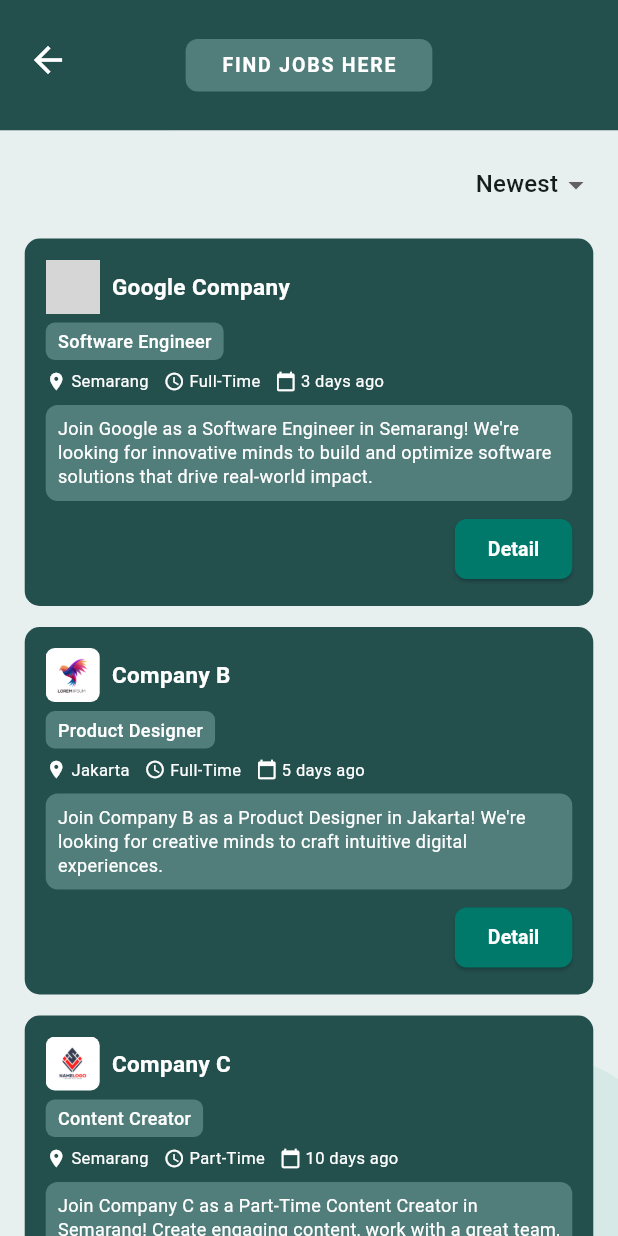
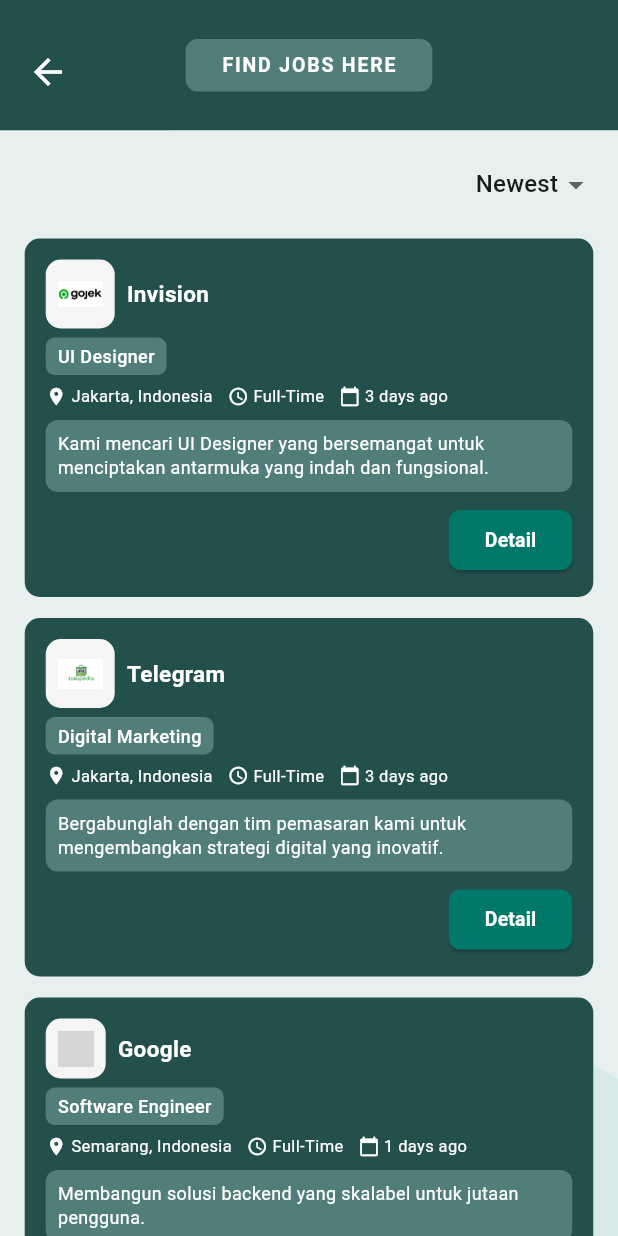
Before and after one commit to Bigesg/IKA_POLINES_PROJECT, a Flutter app: the JobListPage screen opened directly, on a phone screen of 412 x 824 dp. Run offline on Flutter 3.47's test engine with Material 3 defaults, Android fonts, the phone set to English and light mode, and no system bars; grey boxes are pictures that could not be loaded.

Commit message:
Update loker.dart

```diff
--- a/lib/loker.dart
+++ b/lib/loker.dart
@@ -1,5 +1,46 @@
 import 'package:flutter/material.dart';
-import 'job_detail.dart';
+
+// ================= DATA LOKER (GLOBAL) =================
+// Data ini ditaruh di luar kelas agar bisa diakses oleh main.dart
+final List<Map<String, dynamic>> globalJobList = [
+  {
+    'image': 'assets/images/loker_ui_card.png', // Pastikan aset ini ada
+    'company': 'Invision',
+    'position': 'UI Designer',
+    'location': 'Jakarta, Indonesia - Onsite',
+    'tags': ['Remote', 'Contract', 'Junior'],
+    'timeAgo': '3 hari yang lalu',
+    'type': 'Full-Time',
+    'days': '3 days ago',
+    'description':
+        'Kami mencari UI Designer yang bersemangat untuk menciptakan antarmuka yang indah dan fungsional.',
+  },
+  {
+    'image': 'assets/images/loker_marketing.png', // Pastikan aset ini ada
+    'company': 'Telegram',
+    'position': 'Digital Marketing',
+    'location': 'Jakarta, Indonesia - Onsite',
+    'tags': ['Remote', 'Fulltime'],
+    'timeAgo': '3 hari yang lalu',
+    'type': 'Full-Time',
+    'days': '3 days ago',
+    'description':
+        'Bergabunglah dengan tim pemasaran kami untuk mengembangkan strategi digital yang inovatif.',
+  },
+  {
+    'image': 'assets/images/google.jpg', // Pastikan aset ini ada
+    'company': 'Google',
+    'position': 'Software Engineer',
+    'location': 'Semarang, Indonesia - Onsite',
+    'tags': ['Fulltime', 'Senior', 'Tech'],
+    'timeAgo': '1 hari yang lalu',
+    'type': 'Full-Time',
+    'days': '1 days ago',
+    'description':
+        'Membangun solusi backend yang skalabel untuk jutaan pengguna.',
+  },
+];
+// =======================================================
 
 class JobListPage extends StatefulWidget {
   const JobListPage({super.key});
@@ -13,42 +54,6 @@
 
   @override
   Widget build(BuildContext context) {
-    final List<Map<String, dynamic>> jobs = [
-      {
-        "company": "Google Company",
-        "logo": "assets/images/google.jpg",
-        "position": "Software Engineer",
-        "location": "Semarang",
-        "type": "Full-Time",
-        "days": "3 days ago",
-        "tags": ["Tech", "AI", "Cloud"],
-        "description":
-            "Join Google as a Software Engineer in Semarang! We're looking for innovative minds to build and optimize software solutions that drive real-world impact.",
-      },
-      {
-        "company": "Company B",
-        "logo": "assets/images/companyb.jpg",
-        "position": "Product Designer",
-        "location": "Jakarta",
-        "type": "Full-Time",
-        "days": "5 days ago",
-        "tags": ["UI/UX", "Creative"],
-        "description":
-            "Join Company B as a Product Designer in Jakarta! We're looking for creative minds to craft intuitive digital experiences.",
-      },
-      {
-        "company": "Company C",
-        "logo": "assets/images/companyc.jpg",
-        "position": "Content Creator",
-        "location": "Semarang",
-        "type": "Part-Time",
-        "days": "10 days ago",
-        "tags": ["Media", "Writing"],
-        "description":
-            "Join Company C as a Part-Time Content Creator in Semarang! Create engaging content, work with a great team, and grow your skills with flexible hours.",
-      },
-    ];
-
     final screenWidth = MediaQuery.of(context).size.width;
 
     return Scaffold(
@@ -56,7 +61,7 @@
       body: SafeArea(
         child: Stack(
           children: [
-            // ===== LATAR BELAKANG LINGKARAN HIASAN =====
+            // Hiasan Latar
             Positioned(
               top: -80,
               left: -60,
@@ -82,22 +87,23 @@
               ),
             ),
 
-            // ===== KONTEN UTAMA =====
             SingleChildScrollView(
               child: Column(
                 children: [
-                  // ===== HEADER DENGAN BACK BUTTON TANPA SHADOW =====
-                  Stack(
-                    children: [
+                  // Header
                   Container(
                     color: const Color(0xFF234F4D),
                     width: double.infinity,
                     padding: const EdgeInsets.symmetric(vertical: 26),
-                        child: Column(
+                    child: Stack(
                       children: [
-                            Container(
+                        Align(
+                          alignment: Alignment.center,
+                          child: Container(
                             padding: const EdgeInsets.symmetric(
-                                  vertical: 8, horizontal: 24),
+                              vertical: 8,
+                              horizontal: 24,
+                            ),
                             decoration: BoxDecoration(
                               color: const Color(0xFF517E7B),
                               borderRadius: BorderRadius.circular(8),
@@ -112,28 +118,31 @@
                               ),
                             ),
                           ),
-                          ],
                         ),
-                      ),
-
-                      // ===== ICON BACK (SEPERTI DI JOB_DETAIL.TART) =====
                         Positioned(
-                        top: 16,
+                          top: 0,
+                          bottom: 0,
                           left: 8,
                           child: IconButton(
-                          icon: const Icon(Icons.arrow_back,
-                              color: Colors.white, size: 28),
+                            icon: const Icon(
+                              Icons.arrow_back,
+                              color: Colors.white,
+                              size: 28,
+                            ),
                             onPressed: () => Navigator.pop(context),
                           ),
                         ),
                       ],
                     ),
+                  ),
 
-                  // ===== DROPDOWN SORT =====
+                  // Dropdown
                   Container(
                     color: const Color(0xFFE8F0EF),
                     padding: const EdgeInsets.symmetric(
-                        horizontal: 16, vertical: 12),
+                      horizontal: 16,
+                      vertical: 12,
+                    ),
                     child: Align(
                       alignment: Alignment.centerRight,
                       child: DropdownButton<String>(
@@ -141,28 +150,47 @@
                         underline: Container(),
                         items: const [
                           DropdownMenuItem(
-                              value: "newest", child: Text("Newest")),
+                            value: "newest",
+                            child: Text("Newest"),
+                          ),
                           DropdownMenuItem(
-                              value: "latest", child: Text("Latest")),
+                            value: "latest",
+                            child: Text("Latest"),
+                          ),
                         ],
-                        onChanged: (value) {
-                          setState(() {
-                            selectedSort = value!;
-                          });
-                        },
+                        onChanged: (value) =>
+                            setState(() => selectedSort = value!),
                       ),
                     ),
                   ),
 
-                  // ===== DAFTAR LOKER =====
+                  // List Loker (Menggunakan Data Global)
                   Padding(
                     padding: const EdgeInsets.symmetric(horizontal: 14),
                     child: Column(
-                      children: jobs.map((job) {
+                      children: globalJobList.map((job) {
+                        return _buildJobCard(context, job, screenWidth);
+                      }).toList(),
+                    ),
+                  ),
+                ],
+              ),
+            ),
+          ],
+        ),
+      ),
+    );
+  }
+
+  Widget _buildJobCard(
+    BuildContext context,
+    Map<String, dynamic> job,
+    double width,
+  ) {
     return Container(
       margin: const EdgeInsets.only(bottom: 14),
       padding: const EdgeInsets.all(14),
-                          width: screenWidth * 0.92,
+      width: width * 0.92,
       decoration: BoxDecoration(
         color: const Color(0xFF234F4D),
         borderRadius: BorderRadius.circular(10),
@@ -170,16 +198,19 @@
       child: Column(
         crossAxisAlignment: CrossAxisAlignment.start,
         children: [
-                              // NAMA PERUSAHAAN
           Row(
             children: [
-                                  ClipRRect(
-                                    borderRadius: BorderRadius.circular(6),
+              Container(
+                padding: const EdgeInsets.all(8),
+                decoration: BoxDecoration(
+                  color: Colors.grey.shade100,
+                  borderRadius: BorderRadius.circular(10),
+                ),
                 child: Image.asset(
-                                      job['logo'],
-                                      height: 36,
-                                      width: 36,
-                                      fit: BoxFit.cover,
+                  job['image'],
+                  width: 30,
+                  height: 30,
+                  errorBuilder: (c, e, s) => const Icon(Icons.work),
                 ),
               ),
               const SizedBox(width: 8),
@@ -196,11 +227,8 @@
             ],
           ),
           const SizedBox(height: 6),
-
-                              // POSISI
           Container(
-                                padding: const EdgeInsets.symmetric(
-                                    horizontal: 8, vertical: 4),
+            padding: const EdgeInsets.symmetric(horizontal: 8, vertical: 4),
             decoration: BoxDecoration(
               color: const Color(0xFF517E7B),
               borderRadius: BorderRadius.circular(6),
@@ -215,53 +243,19 @@
             ),
           ),
           const SizedBox(height: 6),
-
-                              // INFO
           Wrap(
             spacing: 10,
             runSpacing: 4,
             children: [
-                                  Row(
-                                    mainAxisSize: MainAxisSize.min,
-                                    children: [
-                                      const Icon(Icons.location_on,
-                                          size: 14, color: Colors.white),
-                                      const SizedBox(width: 3),
-                                      Text(job['location'],
-                                          style: const TextStyle(
-                                              color: Colors.white,
-                                              fontSize: 11)),
-                                    ],
+              _buildIconText(
+                Icons.location_on,
+                job['location'].split('-')[0].trim(),
               ),
-                                  Row(
-                                    mainAxisSize: MainAxisSize.min,
-                                    children: [
-                                      const Icon(Icons.access_time,
-                                          size: 14, color: Colors.white),
-                                      const SizedBox(width: 3),
-                                      Text(job['type'],
-                                          style: const TextStyle(
-                                              color: Colors.white,
-                                              fontSize: 11)),
-                                    ],
-                                  ),
-                                  Row(
-                                    mainAxisSize: MainAxisSize.min,
-                                    children: [
-                                      const Icon(Icons.calendar_today,
-                                          size: 14, color: Colors.white),
-                                      const SizedBox(width: 3),
-                                      Text(job['days'],
-                                          style: const TextStyle(
-                                              color: Colors.white,
-                                              fontSize: 11)),
-                                    ],
-                                  ),
+              _buildIconText(Icons.access_time, job['type']),
+              _buildIconText(Icons.calendar_today, job['days']),
             ],
           ),
           const SizedBox(height: 8),
-
-                              // DESKRIPSI
           Container(
             padding: const EdgeInsets.all(8),
             decoration: BoxDecoration(
@@ -270,22 +264,21 @@
             ),
             child: Text(
               job['description'],
+              maxLines: 3,
+              overflow: TextOverflow.ellipsis,
               style: const TextStyle(
                 color: Colors.white,
                 fontSize: 12,
-                                      height: 1.3),
+                height: 1.3,
+              ),
             ),
           ),
           const SizedBox(height: 8),
-
-                              // TOMBOL DETAIL
           Align(
             alignment: Alignment.centerRight,
             child: ElevatedButton(
               style: ElevatedButton.styleFrom(
                 backgroundColor: Colors.teal.shade700,
-                                    padding: const EdgeInsets.symmetric(
-                                        horizontal: 22, vertical: 10),
                 shape: RoundedRectangleBorder(
                   borderRadius: BorderRadius.circular(8),
                 ),
@@ -294,13 +287,7 @@
                 Navigator.push(
                   context,
                   MaterialPageRoute(
-                                        builder: (_) => JobDetailPage(
-                                          company: job['company'],
-                                          position: job['position'],
-                                          location: job['location'],
-                                          tags: List<String>.from(job['tags']),
-                                          image: job['logo'],
-                                        ),
+                    builder: (_) => JobDetailPage(jobData: job),
                   ),
                 );
               },
@@ -317,10 +304,133 @@
         ],
       ),
     );
-                      }).toList(),
+  }
+
+  Widget _buildIconText(IconData icon, String text) {
+    return Row(
+      mainAxisSize: MainAxisSize.min,
+      children: [
+        Icon(icon, size: 14, color: Colors.white),
+        const SizedBox(width: 3),
+        Text(text, style: const TextStyle(color: Colors.white, fontSize: 11)),
+      ],
+    );
+  }
+}
+
+// HALAMAN DETAIL (Dipanggil dari Home dan Loker List)
+class JobDetailPage extends StatelessWidget {
+  final Map<String, dynamic> jobData;
+
+  const JobDetailPage({super.key, required this.jobData});
+
+  @override
+  Widget build(BuildContext context) {
+    return Scaffold(
+      backgroundColor: Colors.white,
+      appBar: AppBar(
+        title: Text(jobData['position']),
+        backgroundColor: const Color(0xFF234F4D),
+        foregroundColor: Colors.white,
+      ),
+      body: SingleChildScrollView(
+        padding: const EdgeInsets.all(20),
+        child: Column(
+          crossAxisAlignment: CrossAxisAlignment.start,
+          children: [
+            Center(
+              child: Container(
+                padding: const EdgeInsets.all(16),
+                decoration: BoxDecoration(
+                  color: Colors.grey.shade100,
+                  shape: BoxShape.circle,
+                ),
+                child: Image.asset(
+                  jobData['image'],
+                  width: 80,
+                  height: 80,
+                  errorBuilder: (c, e, s) => const Icon(Icons.work, size: 60),
                 ),
               ),
-                ],
+            ),
+            const SizedBox(height: 20),
+            Center(
+              child: Text(
+                jobData['position'],
+                textAlign: TextAlign.center,
+                style: const TextStyle(
+                  fontSize: 22,
+                  fontWeight: FontWeight.bold,
+                ),
+              ),
+            ),
+            const SizedBox(height: 8),
+            Center(
+              child: Text(
+                "${jobData['company']} • ${jobData['location']}",
+                textAlign: TextAlign.center,
+                style: const TextStyle(fontSize: 14, color: Colors.grey),
+              ),
+            ),
+            const SizedBox(height: 24),
+            const Divider(),
+            const SizedBox(height: 16),
+            const Text(
+              "Deskripsi Pekerjaan",
+              style: TextStyle(fontSize: 16, fontWeight: FontWeight.bold),
+            ),
+            const SizedBox(height: 12),
+            Text(
+              jobData['description'],
+              style: const TextStyle(height: 1.5, color: Colors.black87),
+            ),
+            const SizedBox(height: 24),
+            const Text(
+              "Persyaratan",
+              style: TextStyle(fontSize: 16, fontWeight: FontWeight.bold),
+            ),
+            const SizedBox(height: 8),
+            const Text(
+              "• Minimal pengalaman 1 tahun di bidang terkait.\n• Menguasai Figma, Adobe XD.\n• Mampu bekerja dalam tim.",
+              style: TextStyle(height: 1.5, color: Colors.black87),
+            ),
+            const SizedBox(height: 24),
+            const Text(
+              "Tags",
+              style: TextStyle(fontSize: 16, fontWeight: FontWeight.bold),
+            ),
+            const SizedBox(height: 8),
+            Wrap(
+              spacing: 8,
+              children: (jobData['tags'] as List)
+                  .map(
+                    (t) => Chip(
+                      label: Text(t),
+                      backgroundColor: Colors.teal.shade50,
+                    ),
+                  )
+                  .toList(),
+            ),
+            const SizedBox(height: 40),
+            SizedBox(
+              width: double.infinity,
+              child: ElevatedButton(
+                style: ElevatedButton.styleFrom(
+                  backgroundColor: Colors.teal,
+                  padding: const EdgeInsets.symmetric(vertical: 16),
+                  shape: RoundedRectangleBorder(
+                    borderRadius: BorderRadius.circular(12),
+                  ),
+                ),
+                onPressed: () {},
+                child: const Text(
+                  "Lamar Sekarang",
+                  style: TextStyle(
+                    fontSize: 16,
+                    fontWeight: FontWeight.bold,
+                    color: Colors.white,
+                  ),
+                ),
               ),
             ),
           ],
```
Lines whose indentation alone changed are shown as unchanged.
